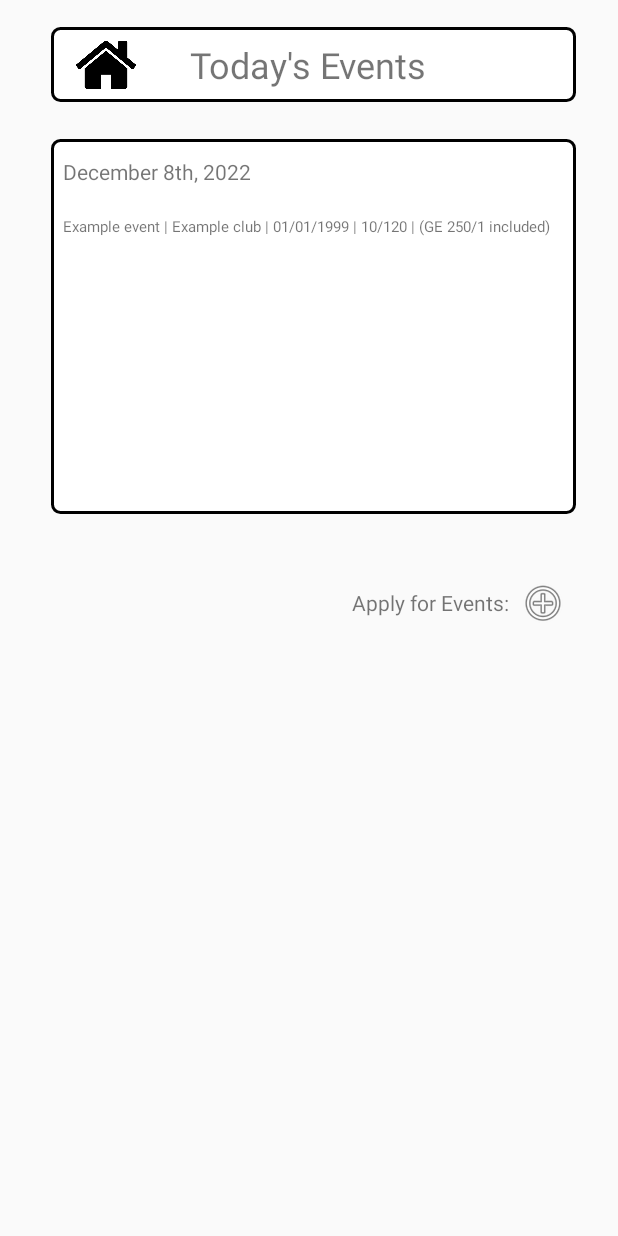
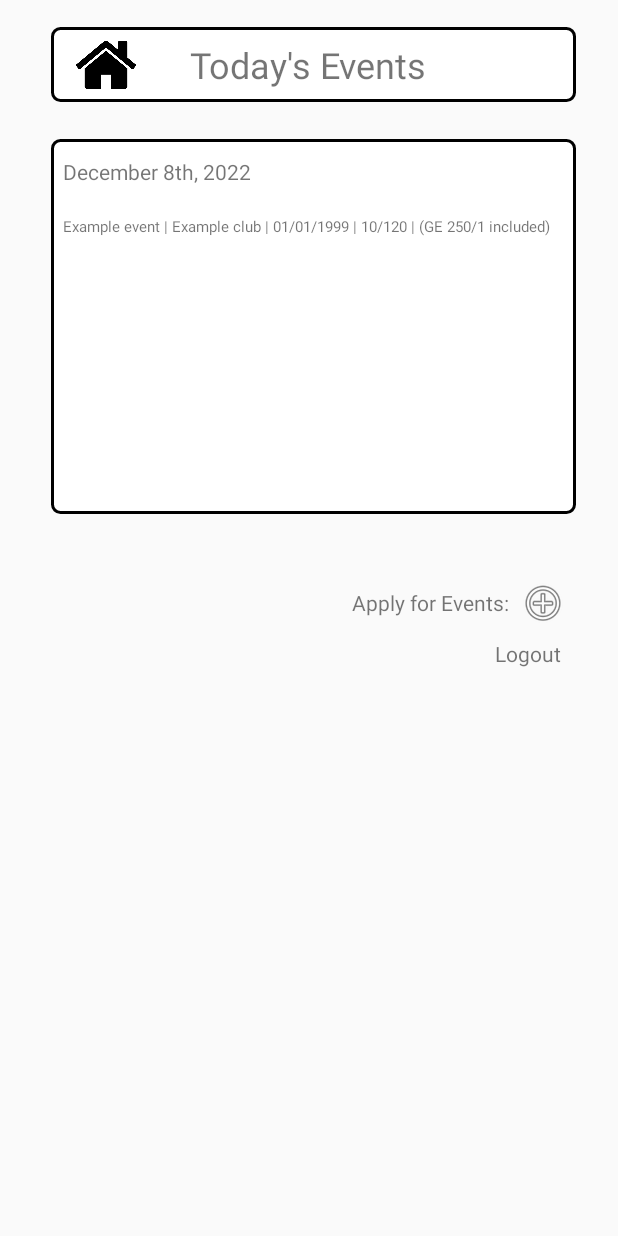
Before and after one commit to yohanyou/BilkentEvents, an Android app: the homePage screen opened directly, with no data from a screen before it, on a phone screen of 412 x 824 dp. Run offline under Robolectric (Android 15) with nearby library versions, the phone set to English and light mode, and no system bars.

Commit message:
XML Designs

```diff
--- a/app/src/main/java/com/renaissance/bileve/createAccount.java
+++ b/app/src/main/java/com/renaissance/bileve/createAccount.java
@@ -22,7 +22,7 @@ public class createAccount extends AppCompatActivity {
         setContentView(R.layout.create_account);
 
         email = findViewById(R.id.email);
-        password = findViewById(R.id.password);
+        password = findViewById(R.id.bilkentID);
         login = findViewById(R.id.signup);
         turnback = findViewById(R.id.turnback);
         DB = new DBHelper(this);
--- a/app/src/main/java/com/renaissance/bileve/homePage.java
+++ b/app/src/main/java/com/renaissance/bileve/homePage.java
@@ -1,14 +1,25 @@
 package com.renaissance.bileve;
 
+import android.content.Intent;
 import android.os.Bundle;
+import android.view.View;
+import android.widget.TextView;
 
 import androidx.appcompat.app.AppCompatActivity;
 
 public class homePage extends AppCompatActivity {
-
+    TextView logout1;
     @Override
     protected void onCreate(Bundle savedInstanceState) {
         super.onCreate(savedInstanceState);
         setContentView(R.layout.home_page);
+        logout1 = findViewById(R.id.logout);
+        logout1.setOnClickListener(new View.OnClickListener() {
+            @Override
+            public void onClick(View v) {
+                Intent intent = new Intent(getApplicationContext(),loginPage.class);
+                startActivity(intent);
+            }
+        });
     }
 }
--- a/app/src/main/java/com/renaissance/bileve/settings.java
+++ b/app/src/main/java/com/renaissance/bileve/settings.java
@@ -5,10 +5,11 @@ import android.os.Bundle;
 import androidx.appcompat.app.AppCompatActivity;
 
 public class settings extends AppCompatActivity {
-
+    loginPage logp = new loginPage();
     @Override
     protected void onCreate(Bundle savedInstanceState) {
         super.onCreate(savedInstanceState);
         setContentView(R.layout.settings);
+
     }
 }
--- a/app/src/main/res/layout/home_page.xml
+++ b/app/src/main/res/layout/home_page.xml
@@ -117,6 +117,20 @@
         app:layout_constraintVertical_bias="0.487" />
 
     <TextView
+        android:id="@+id/logout"
+        android:layout_width="120dp"
+        android:layout_height="30dp"
+        android:padding="5dp"
+        android:text="Logout"
+        android:textAlignment="center"
+        app:layout_constraintBottom_toBottomOf="parent"
+        app:layout_constraintEnd_toEndOf="parent"
+        app:layout_constraintHorizontal_bias="1.0"
+        app:layout_constraintStart_toStartOf="parent"
+        app:layout_constraintTop_toTopOf="parent"
+        app:layout_constraintVertical_bias="0.53" />
+
+    <TextView
         android:id="@+id/exampleEvents"
         android:layout_width="333dp"
         android:layout_height="35dp"
--- a/app/src/main/res/layout/settings.xml
+++ b/app/src/main/res/layout/settings.xml
@@ -109,7 +109,7 @@
         android:layout_height="50dp"
         android:ems="8"
         android:inputType="number"
-        android:text="@string/userID"
+        android:text=""
         app:layout_constraintBottom_toBottomOf="parent"
         app:layout_constraintEnd_toEndOf="parent"
         app:layout_constraintHorizontal_bias="0.453"
```
